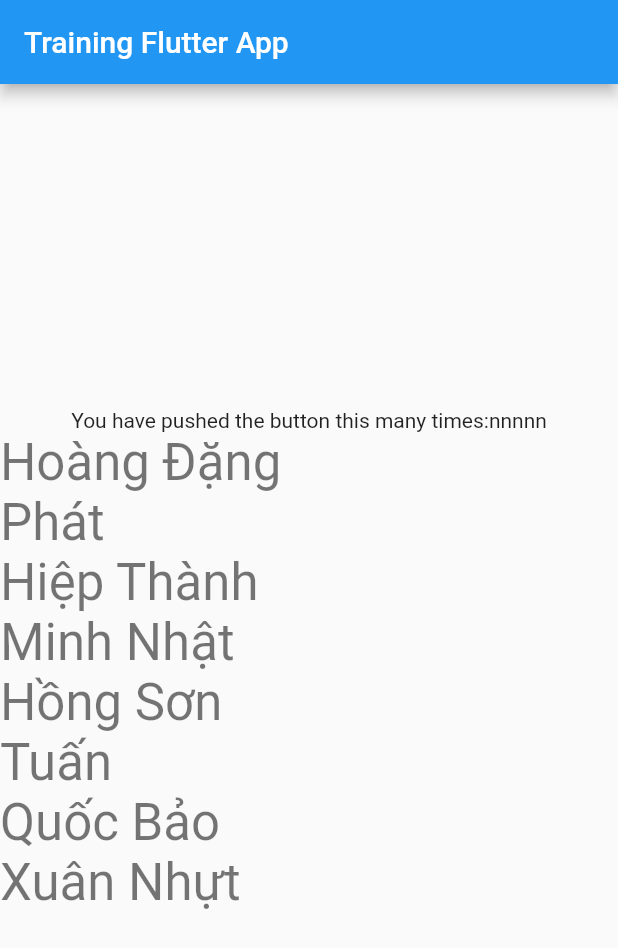
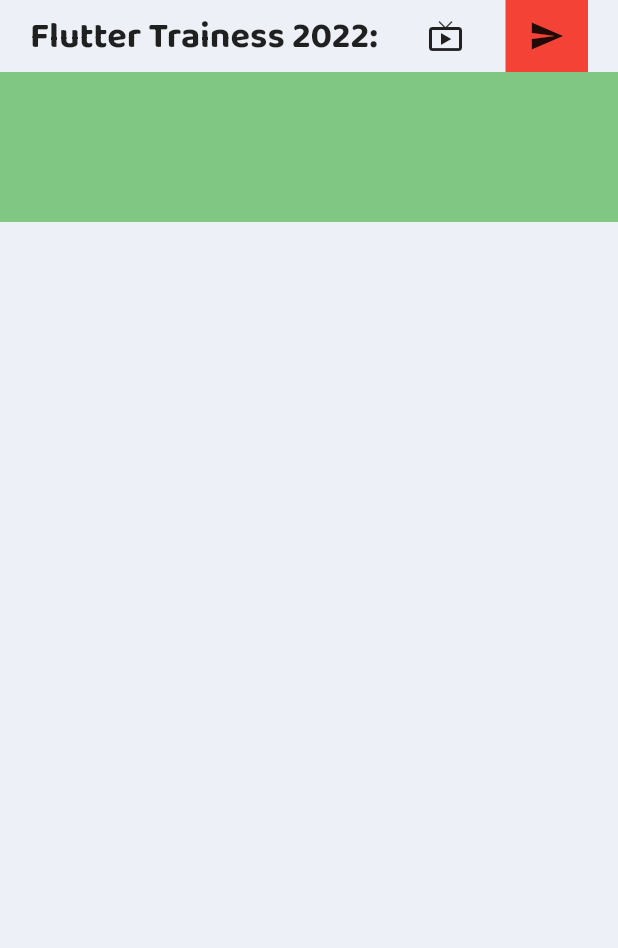
Before and after one commit to realTranQuocBao/training_flutter_app, a Flutter app: the screen it shows after launch, on a phone screen of 412 x 824 dp. Shown: the top 948 px of the screen. Run offline on Flutter 3.47's test engine with Material 2 defaults, Android fonts, the light colour scheme and no system bars; our stand-ins replace get.

Commit message:
code 45s of 15p for for homepage (Cover instagram)

```diff
--- a/lib/src/uis/home/home_screen.dart
+++ b/lib/src/uis/home/home_screen.dart
@@ -1,17 +1,9 @@
+// ignore_for_file: avoid_print
+
 import 'package:flutter/material.dart';
 
 class HomeScreen extends StatefulWidget {
   const HomeScreen({Key? key, required this.title}) : super(key: key);
-
-  // This widget is the home page of your application. It is stateful, meaning
-  // that it has a State object (defined below) that contains fields that affect
-  // how it looks.
-
-  // This class is the configuration for the state. It holds the values (in this
-  // case the title) provided by the parent (in this case the App widget) and
-  // used by the build method of the State. Fields in a Widget subclass are
-  // always marked "final".
-
   final String title;
 
   @override
@@ -19,76 +11,93 @@
 }
 
 class _HomeScreenState extends State<HomeScreen> {
-  List<String> _listOfTrainees = [
-    "Hoàng Đặng",
-    "Phát",
-    "Hiệp Thành",
-    "Minh Nhật",
-    "Hồng Sơn",
-    "Tuấn",
-    "Quốc Bảo",
-    "Xuân Nhựt"
-  ];
+  // final List<String> _listOfTrainees = [
+  //   "Hoàng Đặng",
+  //   "Phát",
+  //   "Hiệp Thành",
+  //   "Minh Nhật",
+  //   "Hồng Sơn",
+  //   "Tuấn",
+  //   "Quốc Bảo",
+  //   "Xuân Nhựt"
+  // ];
 
   @override
   Widget build(BuildContext context) {
-    // This method is rerun every time setState is called, for instance as done
-    // by the _incrementCounter method above.
-    //
-    // The Flutter framework has been optimized to make rerunning build methods
-    // fast, so that you can just rebuild anything that needs updating rather
-    // than having to individually change instances of widgets.
     return Scaffold(
-      appBar: AppBar(
-        // Here we take the value from the MyHomePage object that was created by
-        // the App.build method, and use it to set our appbar title.
-        title: Text(widget.title),
-      ),
-      body: Center(
-        // Center is a layout widget. It takes a single child and positions it
-        // in the middle of the parent.
-        child: Column(
-          // Column is also a layout widget. It takes a list of children and
-          // arranges them vertically. By default, it sizes itself to fit its
-          // children horizontally, and tries to be as tall as its parent.
-          //
-          // Invoke "debug painting" (press "p" in the console, choose the
-          // "Toggle Debug Paint" action from the Flutter Inspector in Android
-          // Studio, or the "Toggle Debug Paint" command in Visual Studio Code)
-          // to see the wireframe for each widget.
-          //
-          // Column has various properties to control how it sizes itself and
-          // how it positions its children. Here we use mainAxisAlignment to
-          // center the children vertically; the main axis here is the vertical
-          // axis because Columns are vertical (the cross axis would be
-          // horizontal).
-          mainAxisAlignment: MainAxisAlignment.center,
-          children: <Widget>[
-            const Text(
-              'You have pushed the button this many times:nnnnn',
+        // appBar: AppBar(
+        //   title: Text(widget.title),
+        // ),
+        backgroundColor: const Color(0xFFEDF0F6),
+        // backgroundColor: Color.fromARGB(125, 79, 202, 169),
+        body: ListView(
+          physics: const AlwaysScrollableScrollPhysics(),
+          children: [
+            Padding(
+              padding: const EdgeInsets.symmetric(horizontal: 20.0),
+              child: Row(
+                mainAxisAlignment: MainAxisAlignment.spaceBetween,
+                children: [
+                  const Text(
+                    'Flutter Trainess 2022:',
+                    style: TextStyle(
+                        fontFamily: 'Baloo 2',
+                        fontSize: 24.0,
+                        fontWeight: FontWeight.w700),
+                  ),
+                  Row(
+                    children: [
+                      IconButton(
+                          onPressed: () => print("TV nè"),
+                          icon: const Icon(Icons.live_tv)),
+                      const SizedBox(
+                        width: 16.0,
+                      ),
+                      Container(
+                        width: 55.0,
+                        color: Colors.red,
+                        child: IconButton(
+                            onPressed: () => print("Send nè"),
+                            icon: const Icon(Icons.send)),
+                      )
+                      // https://www.youtube.com/watch?v=WYL66RNZpDI
+                    ],
+                  )
+                ],
+              ),
             ),
-            // Text(
-            //   '$_listOfTrainees',
-            //   style: Theme.of(context).textTheme.headline6,
-            // ),
-            ListView(
-              shrinkWrap: true,
-              children: <Widget>[
-                for (var _trainee in _listOfTrainees)
-                  Text(
-                    _trainee,
-                    style: Theme.of(context).textTheme.headline4,
-                  ),
-              ],
+            Container(
+              width: double.infinity,
+              height: 100.0,
+              color: Colors.green[300],
             )
           ],
-        ),
-      ),
-      // floatingActionButton: FloatingActionButton(
-      //   onPressed: _incrementCounter,
-      //   tooltip: 'Increment',
-      //   child: const Icon(Icons.remove),
-      // ), // This trailing comma makes auto-formatting nicer for build methods.
-    );
+        ));
   }
 }
+
+
+      // Center(
+      //   child: Column(
+      //     mainAxisAlignment: MainAxisAlignment.center,
+      //     children: <Widget>[
+      //       const Text(
+      //         'You have pushed the button this many times:nnnnn',
+      //       ),
+      //       // Text(
+      //       //   '$_listOfTrainees',
+      //       //   style: Theme.of(context).textTheme.headline6,
+      //       // ),
+      //       // ListView(
+      //       //   shrinkWrap: true,
+      //       //   children: <Widget>[
+      //       //     for (var _trainee in _listOfTrainees)
+      //       //       Text(
+      //       //         _trainee,
+      //       //         style: Theme.of(context).textTheme.headline4,
+      //       //       ),
+      //       //   ],
+      //       // )
+      //     ],
+      //   ),
+      // ),
--- /dev/null
+++ b/lib/src/uis/home/home_screen_origin.dart
@@ -0,0 +1,86 @@
+import 'package:flutter/material.dart';
+
+class HomeScreen extends StatefulWidget {
+  const HomeScreen({Key? key, required this.title}) : super(key: key);
+
+  // This widget is the home page of your application. It is stateful, meaning
+  // that it has a State object (defined below) that contains fields that affect
+  // how it looks.
+
+  // This class is the configuration for the state. It holds the values (in this
+  // case the title) provided by the parent (in this case the App widget) and
+  // used by the build method of the State. Fields in a Widget subclass are
+  // always marked "final".
+
+  final String title;
+
+  @override
+  State<HomeScreen> createState() => _HomeScreenState();
+}
+
+class _HomeScreenState extends State<HomeScreen> {
+  int _counter = 0;
+
+  void _incrementCounter() {
+    setState(() {
+      // This call to setState tells the Flutter framework that something has
+      // changed in this State, which causes it to rerun the build method below
+      // so that the display can reflect the updated values. If we changed
+      // _counter without calling setState(), then the build method would not be
+      // called again, and so nothing would appear to happen.
+      _counter++;
+    });
+  }
+
+  @override
+  Widget build(BuildContext context) {
+    // This method is rerun every time setState is called, for instance as done
+    // by the _incrementCounter method above.
+    //
+    // The Flutter framework has been optimized to make rerunning build methods
+    // fast, so that you can just rebuild anything that needs updating rather
+    // than having to individually change instances of widgets.
+    return Scaffold(
+      appBar: AppBar(
+        // Here we take the value from the MyHomePage object that was created by
+        // the App.build method, and use it to set our appbar title.
+        title: Text(widget.title),
+      ),
+      body: Center(
+        // Center is a layout widget. It takes a single child and positions it
+        // in the middle of the parent.
+        child: Column(
+          // Column is also a layout widget. It takes a list of children and
+          // arranges them vertically. By default, it sizes itself to fit its
+          // children horizontally, and tries to be as tall as its parent.
+          //
+          // Invoke "debug painting" (press "p" in the console, choose the
+          // "Toggle Debug Paint" action from the Flutter Inspector in Android
+          // Studio, or the "Toggle Debug Paint" command in Visual Studio Code)
+          // to see the wireframe for each widget.
+          //
+          // Column has various properties to control how it sizes itself and
+          // how it positions its children. Here we use mainAxisAlignment to
+          // center the children vertically; the main axis here is the vertical
+          // axis because Columns are vertical (the cross axis would be
+          // horizontal).
+          mainAxisAlignment: MainAxisAlignment.center,
+          children: <Widget>[
+            const Text(
+              'You have pushed the button this many times:',
+            ),
+            Text(
+              '$_counter',
+              style: Theme.of(context).textTheme.headline4,
+            ),
+          ],
+        ),
+      ),
+      floatingActionButton: FloatingActionButton(
+        onPressed: _incrementCounter,
+        tooltip: 'Increment',
+        child: const Icon(Icons.add),
+      ), // This trailing comma makes auto-formatting nicer for build methods.
+    );
+  }
+}
```
Also changed, not shown: lib/assets/fonts/OFL.txt (added, +93 -0 lines), pubspec.yaml (+16 -0 lines), lib/assets/fonts/Baloo2-Bold.ttf (added), lib/assets/fonts/Baloo2-ExtraBold.ttf (added), lib/assets/fonts/Baloo2-Medium.ttf (added), lib/assets/fonts/Baloo2-Regular.ttf (added), lib/assets/fonts/Baloo2-SemiBold.ttf (added), lib/assets/fonts/Baloo2-VariableFont_wght.ttf (added), lib/assets/fonts/GrapeNuts-Regular.ttf (added), lib/assets/fonts/README.txt (added), lib/assets/fonts/static/Baloo2-Bold.ttf (added), lib/assets/fonts/static/Baloo2-ExtraBold.ttf (added), lib/assets/fonts/static/Baloo2-Medium.ttf (added), lib/assets/fonts/static/Baloo2-Regular.ttf (added), 2 more files, 2 other files.
